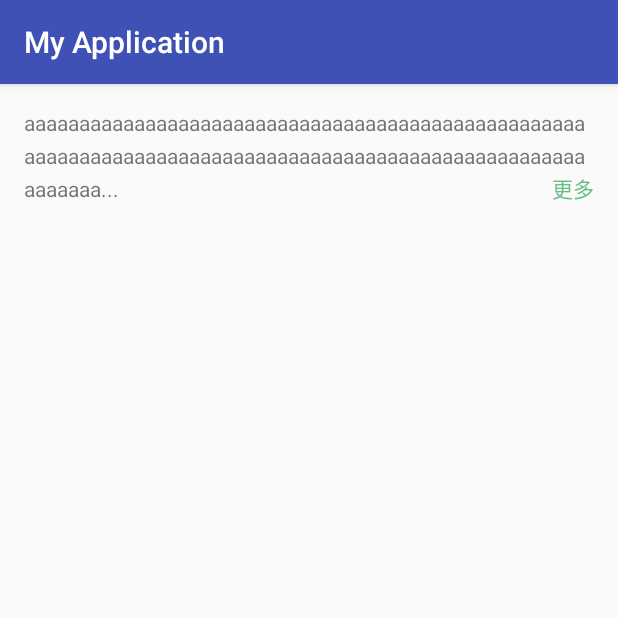
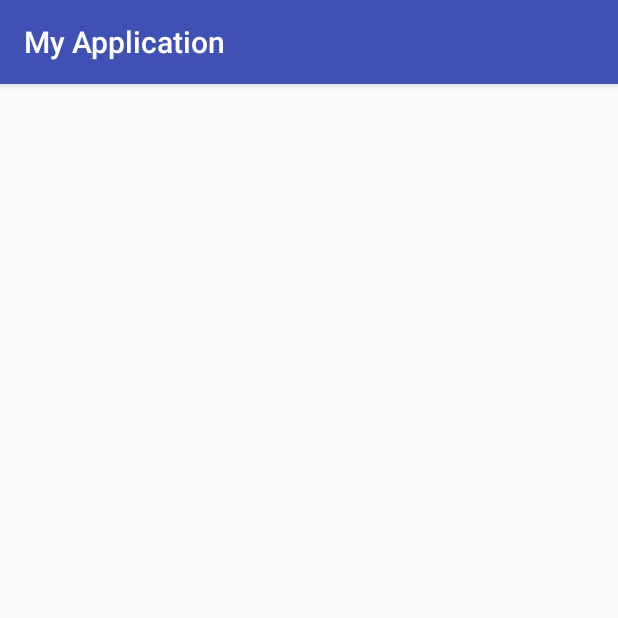
Before and after one commit to FTExplore/ShowMoreLessTextView, an Android app: the screen it shows after launch (MainActivity), on a phone screen of 412 x 824 dp, the top half of it. Run offline under Robolectric (Android 15) with nearby library versions, the phone set to English and light mode, and no system bars.

Commit message:
fix- mContentText is "" or null

```diff
--- a/app/src/main/java/com/example/administrator/myapplication/MainActivity.java
+++ b/app/src/main/java/com/example/administrator/myapplication/MainActivity.java
@@ -13,7 +13,8 @@ public class MainActivity extends AppCompatActivity {
         ShowMoreTextView tv = (ShowMoreTextView) findViewById(R.id.tv);
         //tv.setText("测试测试测试测试测试测试测试测试测试测试测试测试测试测试测试测试测试测试测试测试测试测试测试测试测试测试测试测试测试测试测试测试测试测试测试测试测试测试测试测试测试测试测试测试测试测试测试测试测试测试测试测试测试测试测试测试测试测试测试测试测试测试测试测试测试测试测试测试测试测试测试测试测试测试测试测试测试测试测试测试测试测试测试测试测试测试测试测试测试测试测试测试测试测试测试测试测试测试测试测试测试测试测试测试测试测试测试测试测试测试测试测试测试测试测试测试测试测试测试测试测试测试测试测试测试测试测试测试测试测试测试测试测试测试测试测试测试测试测试测试测试测试测试测试测试测试测试测试测试测试测试测试测试测试测试测试测试测试测试测试测试测试测试测试测试测试");
         //tv.setText("abcd");
-        tv.setText("aaaaaaaaaaaaaaaaaaaaaaaaaaaaaaaaaaaaaaaaaaaaaaaaaaaaaaaaaaaaaaaaaaaaaaaaaaaaaaaaaaaaaaaaaaaaaaaaaaaaaaaaaaaaaaaaaaa");
+        //tv.setText("aaaaaaaaaaaaaaaaaaaaaaaaaaaaaaaaaaaaaaaaaaaaaaaaaaaaaaaaaaaaaaaaaaaaaaaaaaaaaaaaaaaaaaaaaaaaaaaaaaaaaaaaaaaaaaaaaaa");
         //tv.setText("111111111111111111111111111111111111111111111111111111111111111111111111111111111111");
+        tv.setText("");
     }
 }
--- a/app/src/main/java/com/example/administrator/myapplication/ShowMoreTextView.java
+++ b/app/src/main/java/com/example/administrator/myapplication/ShowMoreTextView.java
@@ -97,7 +97,8 @@ public class ShowMoreTextView extends RelativeLayout {
 
             // 考虑到MaxLine 不等于1 的情况，即当默认显示行数不是一行的时候，最后一行要留出一部分空间
             // TODO 20161125 还要判断最后一行是否需要省略号，即最后一行的空缺是否已经足够6个英文字母
-            if (MaxLine != 1){
+            if (MaxLine != 1 && !TextUtils.isEmpty(mContentText)){
+
                 int LastCharIndex = mContent.getLayout().getLineEnd(mContent.getLineCount() - 1);
                 String shrinkTxt = mContentText.substring(0,LastCharIndex);
                 String result = shrinkTxt.substring(0,calLastIndex(shrinkTxt));
```
